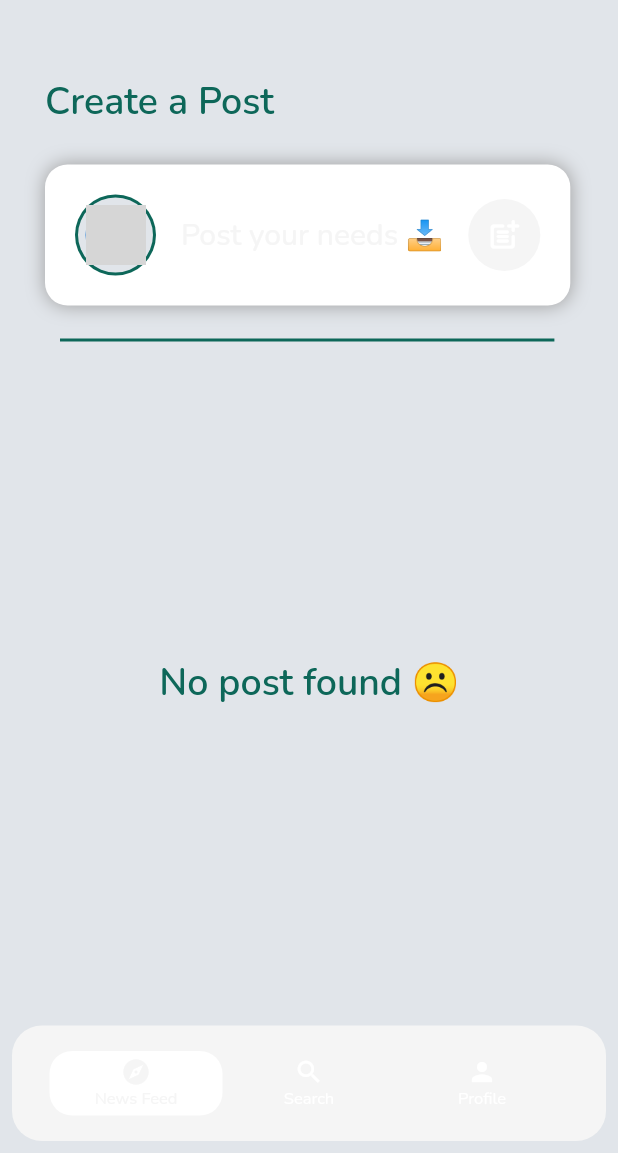
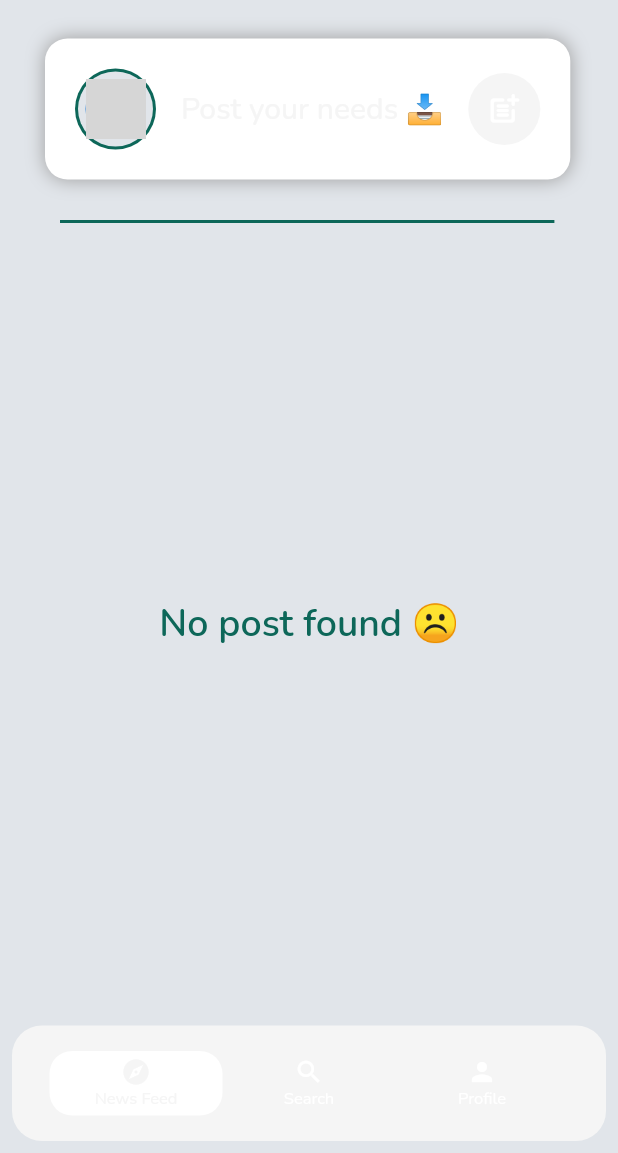
Before and after one commit to KathirvelChandrasekaran/food_for_all, a Flutter app: the screen it shows once a user with an empty profile is signed in, on a phone screen of 412 x 824 dp, the part 83-1236 px from its top. Run offline on Flutter 3.47's test engine with Material 2 defaults, Android fonts, the phone set to English and light mode, and no system bars; drawn by our look-alikes of floating_bottom_navigation_bar; our stand-ins replace bouncing_widget, carousel_slider, cloud_firestore, firebase_auth, firebase_core, firebase_storage and 16 more; missing offline and left inert: comment_box, geocoder; accounts and stored records are empty; network calls fail; grey boxes are pictures that could not be loaded.

Commit message:
UI fixes in news feed

```diff
--- a/lib/screens/newsFeed.dart
+++ b/lib/screens/newsFeed.dart
@@ -103,22 +103,6 @@ class _NewsFeedState extends State<NewsFeed> {
             crossAxisAlignment: CrossAxisAlignment.start,
             children: [
               SizedBox(
-                height: 50,
-              ),
-              Container(
-                margin: EdgeInsets.only(
-                  left: 30,
-                ),
-                child: Text(
-                  "Create a Post",
-                  style: TextStyle(
-                    color: Theme.of(context).primaryColor,
-                    fontWeight: FontWeight.w600,
-                    fontSize: 25,
-                  ),
-                ),
-              ),
-              SizedBox(
                 height: 25,
               ),
               Container(
@@ -212,7 +196,7 @@ class _NewsFeedState extends State<NewsFeed> {
                 ),
               ),
               SizedBox(
-                height: 15,
+                height: 20,
               ),
               Container(
                 margin: EdgeInsets.only(
@@ -410,11 +394,11 @@ class _NewsFeedState extends State<NewsFeed> {
                                             Container(
                                               child: Text(
                                                 doc['comments']
-                                                    .length
-                                                    .toString() + "Comment(s)",
+                                                        .length
+                                                        .toString() +
+                                                    " Comment(s)",
                                                 style: TextStyle(
-                                                  color: Theme.of(context)
-                                                      .selectedRowColor,
+                                                  color: Colors.black54,
                                                   fontWeight: FontWeight.bold,
                                                   fontSize: 20,
                                                 ),
--- a/lib/screens/profile.dart
+++ b/lib/screens/profile.dart
@@ -172,7 +172,7 @@ class _ProfileState extends State<Profile> {
                 ),
               ),
               SizedBox(
-                height: MediaQuery.of(context).size.height * 0.1,
+                height: MediaQuery.of(context).size.height * 0.05,
               ),
               Row(
                 mainAxisAlignment: MainAxisAlignment.center,
```
